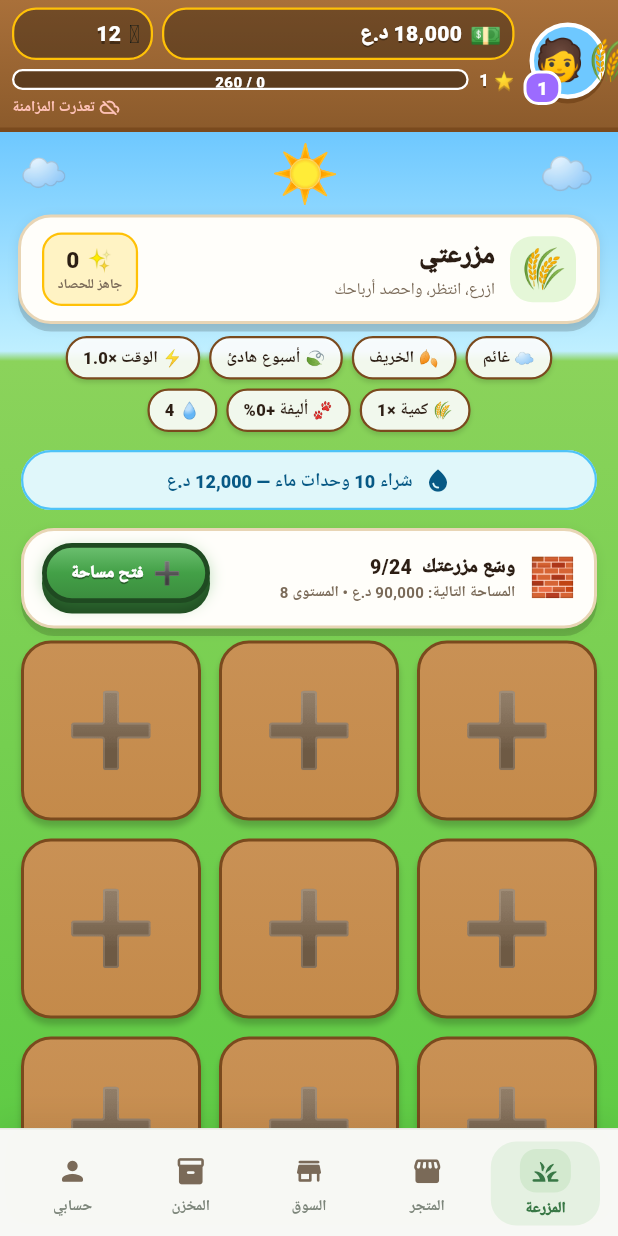
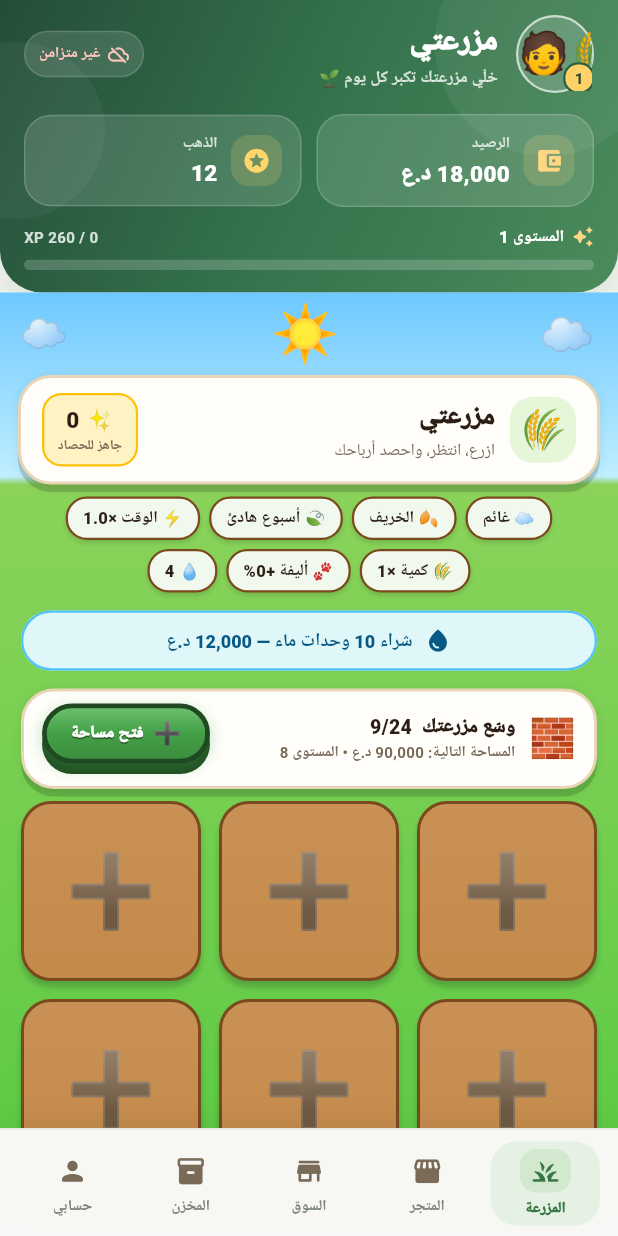
Before and after one commit to madara19091909/myapp2cpr, a Flutter app: the screen it shows once a user with an empty profile is signed in, on a phone screen of 412 x 824 dp. Run offline on Flutter 3.47's test engine with Material 3 defaults, Android fonts, the phone set to English and light mode, and no system bars; our stand-ins replace cloud_firestore, firebase_auth, firebase_core, shared_preferences; accounts and stored records are empty.

Commit message:
update lib/features/home/widgets/top_bar.dart

```diff
--- a/lib/features/home/widgets/top_bar.dart
+++ b/lib/features/home/widgets/top_bar.dart
@@ -1,13 +1,12 @@
+import 'dart:ui';
 import 'package:flutter/material.dart';
 import 'package:provider/provider.dart';
 
-import '../../../core/theme/app_theme.dart';
 import '../../../core/utils/formatters.dart';
 import '../../game/state/game_state.dart';
 
 class TopBar extends StatelessWidget {
   const TopBar({super.key, required this.onProfileTap});
-
   final VoidCallback onProfileTap;
 
   @override
@@ -16,189 +15,67 @@ class TopBar extends StatelessWidget {
     return Container(
       decoration: const BoxDecoration(
         gradient: LinearGradient(
-          begin: Alignment.topCenter,
-          end: Alignment.bottomCenter,
-          colors: [Color(0xFFA9703A), AppColors.wood],
+          begin: Alignment.topLeft,
+          end: Alignment.bottomRight,
+          colors: [Color(0xFF244D38), Color(0xFF34734C), Color(0xFF4C8B5C)],
         ),
-        border: Border(bottom: BorderSide(color: AppColors.soilDark, width: 3)),
-        boxShadow: [BoxShadow(color: Colors.black26, blurRadius: 6, offset: Offset(0, 3))],
+        borderRadius: BorderRadius.vertical(bottom: Radius.circular(28)),
+        boxShadow: [BoxShadow(color: Color(0x26304E39), blurRadius: 22, offset: Offset(0, 8))],
       ),
-      child: SafeArea(
+      child: ClipRRect(
+        borderRadius: const BorderRadius.vertical(bottom: Radius.circular(28)),
+        child: Stack(
+          children: [
+            Positioned(
+              top: -46, right: -28,
+              child: Container(
+                width: 150, height: 150,
+                decoration: BoxDecoration(shape: BoxShape.circle, color: Colors.white.withValues(alpha: .055)),
+              ),
+            ),
+            Positioned(
+              top: 28, left: -48,
+              child: Container(
+                width: 118, height: 118,
+                decoration: BoxDecoration(shape: BoxShape.circle, color: Colors.white.withValues(alpha: .045)),
+              ),
+            ),
+            SafeArea(
               bottom: false,
               child: Padding(
-          padding: const EdgeInsets.fromLTRB(8, 5, 8, 6),
-          child: Row(
-            children: [
-              _Avatar(level: game.level, onTap: onProfileTap),
-              const SizedBox(width: 7),
-              Expanded(
+                padding: const EdgeInsets.fromLTRB(16, 10, 16, 15),
                 child: Column(
                   mainAxisSize: MainAxisSize.min,
                   children: [
                     Row(
                       children: [
-                        Expanded(flex: 5, child: _StatChip(emoji: '💵', text: formatIqd(game.money))),
-                        const SizedBox(width: 6),
-                        Expanded(flex: 2, child: _StatChip(emoji: '🪙', text: formatNumber(game.gold))),
-                      ],
-                    ),
-                    const SizedBox(height: 5),
-                    _XpBar(level: game.level, xp: game.xp, needed: game.xpNeeded),
-                    if (game.uid != null) ...[
-                      const SizedBox(height: 3),
-                      Align(
-                        alignment: AlignmentDirectional.centerEnd,
-                        child: _CloudSyncStatus(
-                          saving: game.isCloudSaving,
-                          error: game.cloudSyncError,
-                          lastSync: game.lastCloudSync,
-                        ),
-                      ),
-                    ],
+                        _Avatar(level: game.level, onTap: onProfileTap),
+                        const SizedBox(width: 12),
+                        Expanded(
+                          child: Column(
+                            crossAxisAlignment: CrossAxisAlignment.start,
+                            children: [
+                              const Text('مزرعتي', style: TextStyle(color: Colors.white, fontSize: 21, fontWeight: FontWeight.w900, letterSpacing: -.3)),
+                              const SizedBox(height: 2),
+                              Text('خلّي مزرعتك تكبر كل يوم 🌱', style: TextStyle(color: Colors.white.withValues(alpha: .78), fontSize: 11, fontWeight: FontWeight.w600)),
                             ],
                           ),
                         ),
+                        _CloudSyncStatus(saving: game.isCloudSaving, error: game.cloudSyncError, lastSync: game.lastCloudSync),
                       ],
                     ),
-        ),
-      ),
-    );
-  }
-}
-
-class _CloudSyncStatus extends StatelessWidget {
-  const _CloudSyncStatus({required this.saving, required this.error, required this.lastSync});
-
-  final bool saving;
-  final String? error;
-  final DateTime? lastSync;
-
-  @override
-  Widget build(BuildContext context) {
-    final Color color;
-    final IconData icon;
-    final String label;
-    if (saving) {
-      color = AppColors.gold;
-      icon = Icons.cloud_sync_rounded;
-      label = 'جارٍ الحفظ';
-    } else if (error != null) {
-      color = const Color(0xFFFFC2B8);
-      icon = Icons.cloud_off_rounded;
-      label = 'تعذرت المزامنة';
-    } else if (lastSync != null) {
-      color = const Color(0xFFB9F6CA);
-      icon = Icons.cloud_done_rounded;
-      label = 'محفوظ بالسحابة';
-    } else {
-      color = Colors.white70;
-      icon = Icons.cloud_queue_rounded;
-      label = 'بانتظار الحفظ';
-    }
-    final syncTime = lastSync == null
-        ? ''
-        : '${lastSync!.hour.toString().padLeft(2, "0")}:${lastSync!.minute.toString().padLeft(2, "0")}';
-    return Tooltip(
-      message: error ?? (lastSync == null ? label : '$label • $syncTime'),
-      child: Row(
-        mainAxisSize: MainAxisSize.min,
+                    const SizedBox(height: 14),
+                    Row(
                       children: [
-          Icon(icon, size: 13, color: color),
-          const SizedBox(width: 3),
-          Text(label, style: TextStyle(color: color, fontSize: 10, fontWeight: FontWeight.w800)),
+                        Expanded(child: _BalanceCard(icon: Icons.account_balance_wallet_rounded, label: 'الرصيد', value: formatIqd(game.money), accent: const Color(0xFFFFD782))),
+                        const SizedBox(width: 10),
+                        Expanded(child: _BalanceCard(icon: Icons.stars_rounded, label: 'الذهب', value: formatNumber(game.gold), accent: const Color(0xFFFFD66B))),
                       ],
                     ),
-    );
-  }
-}
-
-class _Avatar extends StatelessWidget {
-  const _Avatar({required this.level, required this.onTap});
-
-  final int level;
-  final VoidCallback onTap;
-
-  @override
-  Widget build(BuildContext context) {
-    return Semantics(
-      button: true,
-      label: 'الملف الشخصي، المستوى $level',
-      child: GestureDetector(
-        onTap: onTap,
-        behavior: HitTestBehavior.opaque,
-        child: SizedBox(
-          width: 54,
-          height: 54,
-          child: Stack(
-            clipBehavior: Clip.none,
-            children: [
-              Container(
-                width: 51,
-                height: 51,
-                alignment: Alignment.center,
-                decoration: BoxDecoration(
-                  color: AppColors.sky,
-                  shape: BoxShape.circle,
-                  border: Border.all(color: Colors.white, width: 3),
-                  boxShadow: const [BoxShadow(color: AppColors.soilDark, offset: Offset(0, 3))],
-                ),
-                child: const Text('🧑‍🌾', style: TextStyle(fontSize: 27)),
-              ),
-              Positioned(
-                bottom: -1,
-                left: -1,
-                child: Container(
-                  padding: const EdgeInsets.symmetric(horizontal: 7, vertical: 1),
-                  decoration: BoxDecoration(
-                    color: AppColors.purple,
-                    borderRadius: BorderRadius.circular(10),
-                    border: Border.all(color: Colors.white, width: 2),
-                  ),
-                  child: Text(
-                    '$level',
-                    style: const TextStyle(color: Colors.white, fontWeight: FontWeight.w900, fontSize: 12),
-                  ),
-                ),
-              ),
+                    const SizedBox(height: 12),
+                    _XpBar(level: game.level, xp: game.xp, needed: game.xpNeeded),
                   ],
                 ),
-        ),
-      ),
-    );
-  }
-}
-
-class _StatChip extends StatelessWidget {
-  const _StatChip({required this.emoji, required this.text});
-
-  final String emoji;
-  final String text;
-
-  @override
-  Widget build(BuildContext context) {
-    return Container(
-      height: 35,
-      padding: const EdgeInsets.symmetric(horizontal: 7),
-      decoration: BoxDecoration(
-        color: Colors.black.withValues(alpha: .32),
-        borderRadius: BorderRadius.circular(16),
-        border: Border.all(color: AppColors.gold, width: 1.5),
-      ),
-      child: FittedBox(
-        fit: BoxFit.scaleDown,
-        alignment: AlignmentDirectional.centerStart,
-        child: Row(
-          mainAxisSize: MainAxisSize.min,
-          children: [
-            Text(emoji, style: const TextStyle(fontSize: 17)),
-            const SizedBox(width: 5),
-            Text(
-              text,
-              style: const TextStyle(
-                color: Colors.white,
-                fontWeight: FontWeight.w900,
-                fontSize: 14,
-                shadows: AppTheme.outline,
               ),
             ),
           ],
@@ -208,9 +85,94 @@ class _StatChip extends StatelessWidget {
   }
 }
 
+class _CloudSyncStatus extends StatelessWidget {
+  const _CloudSyncStatus({required this.saving, required this.error, required this.lastSync});
+  final bool saving;
+  final String? error;
+  final DateTime? lastSync;
+
+  @override
+  Widget build(BuildContext context) {
+    final color = saving ? const Color(0xFFFFD782) : error != null ? const Color(0xFFFFC5BD) : lastSync != null ? const Color(0xFFBDF3CE) : Colors.white70;
+    final icon = saving ? Icons.cloud_sync_rounded : error != null ? Icons.cloud_off_rounded : lastSync != null ? Icons.cloud_done_rounded : Icons.cloud_queue_rounded;
+    final label = saving ? 'يحفظ' : error != null ? 'غير متزامن' : lastSync != null ? 'محفوظ' : 'ينتظر';
+    return Tooltip(
+      message: error ?? label,
+      child: Container(
+        padding: const EdgeInsets.symmetric(horizontal: 9, vertical: 7),
+        decoration: BoxDecoration(color: Colors.white.withValues(alpha: .12), borderRadius: BorderRadius.circular(20), border: Border.all(color: Colors.white.withValues(alpha: .14))),
+        child: Row(mainAxisSize: MainAxisSize.min, children: [
+          Icon(icon, size: 14, color: color),
+          const SizedBox(width: 5),
+          Text(label, style: TextStyle(color: color, fontSize: 10, fontWeight: FontWeight.w800)),
+        ]),
+      ),
+    );
+  }
+}
+
+class _Avatar extends StatelessWidget {
+  const _Avatar({required this.level, required this.onTap});
+  final int level;
+  final VoidCallback onTap;
+
+  @override
+  Widget build(BuildContext context) => Semantics(
+    button: true, label: 'الملف الشخصي، المستوى $level',
+    child: GestureDetector(
+      onTap: onTap,
+      child: Container(
+        width: 52, height: 52,
+        decoration: BoxDecoration(
+          color: Colors.white.withValues(alpha: .16),
+          shape: BoxShape.circle,
+          border: Border.all(color: Colors.white.withValues(alpha: .65), width: 1.5),
+        ),
+        child: Stack(alignment: Alignment.center, children: [
+          const Text('🧑‍🌾', style: TextStyle(fontSize: 27)),
+          Positioned(
+            right: -2, bottom: -2,
+            child: Container(
+              padding: const EdgeInsets.symmetric(horizontal: 6, vertical: 2),
+              decoration: BoxDecoration(color: const Color(0xFFFFD166), borderRadius: BorderRadius.circular(10), border: Border.all(color: const Color(0xFF2D6040), width: 1.5)),
+              child: Text('$level', style: const TextStyle(color: Color(0xFF254C35), fontSize: 10, fontWeight: FontWeight.w900)),
+            ),
+          ),
+        ]),
+      ),
+    ),
+  );
+}
+
+class _BalanceCard extends StatelessWidget {
+  const _BalanceCard({required this.icon, required this.label, required this.value, required this.accent});
+  final IconData icon;
+  final String label;
+  final String value;
+  final Color accent;
+
+  @override
+  Widget build(BuildContext context) => Container(
+    padding: const EdgeInsets.symmetric(horizontal: 12, vertical: 11),
+    decoration: BoxDecoration(
+      color: Colors.white.withValues(alpha: .13),
+      borderRadius: BorderRadius.circular(18),
+      border: Border.all(color: Colors.white.withValues(alpha: .17)),
+    ),
+    child: Row(children: [
+      Container(width: 34, height: 34, decoration: BoxDecoration(color: accent.withValues(alpha: .18), borderRadius: BorderRadius.circular(12)), child: Icon(icon, color: accent, size: 19)),
+      const SizedBox(width: 9),
+      Expanded(child: Column(crossAxisAlignment: CrossAxisAlignment.start, children: [
+        Text(label, style: TextStyle(color: Colors.white.withValues(alpha: .75), fontSize: 10, fontWeight: FontWeight.w700)),
+        const SizedBox(height: 2),
+        FittedBox(fit: BoxFit.scaleDown, alignment: AlignmentDirectional.centerStart, child: Text(value, style: const TextStyle(color: Colors.white, fontSize: 15, fontWeight: FontWeight.w900))),
+      ])),
+    ]),
+  );
+}
+
 class _XpBar extends StatelessWidget {
   const _XpBar({required this.level, required this.xp, required this.needed});
-
   final int level;
   final int xp;
   final int needed;
@@ -219,50 +181,23 @@ class _XpBar extends StatelessWidget {
   Widget build(BuildContext context) {
     final safeNeeded = needed <= 0 ? 1 : needed;
     final progress = (xp / safeNeeded).clamp(0.0, 1.0).toDouble();
-    return Semantics(
-      label: 'مستوى $level، الخبرة $xp من $safeNeeded',
-      child: Row(
-        children: [
-          Text(
-            '⭐ $level',
-            style: const TextStyle(color: Colors.white, fontWeight: FontWeight.w900, fontSize: 11, shadows: AppTheme.outline),
-          ),
-          const SizedBox(width: 7),
-          Expanded(
+    return Column(children: [
+      Row(children: [
+        const Icon(Icons.auto_awesome_rounded, color: Color(0xFFFFD782), size: 15),
+        const SizedBox(width: 5),
+        Text('المستوى $level', style: const TextStyle(color: Colors.white, fontSize: 11, fontWeight: FontWeight.w800)),
+        const Spacer(),
+        Text('$xp / $safeNeeded XP', style: TextStyle(color: Colors.white.withValues(alpha: .8), fontSize: 10, fontWeight: FontWeight.w700)),
+      ]),
+      const SizedBox(height: 7),
+      ClipRRect(
+        borderRadius: BorderRadius.circular(10),
         child: Container(
-              height: 14,
-              decoration: BoxDecoration(
-                color: Colors.black38,
-                borderRadius: BorderRadius.circular(10),
-                border: Border.all(color: Colors.white, width: 1.5),
-              ),
-              child: ClipRRect(
-                borderRadius: BorderRadius.circular(8),
-                child: Stack(
-                  fit: StackFit.expand,
-                  children: [
-                    FractionallySizedBox(
+          height: 7, color: Colors.white.withValues(alpha: .19),
           alignment: AlignmentDirectional.centerStart,
-                      widthFactor: progress,
-                      child: const DecoratedBox(
-                        decoration: BoxDecoration(
-                          gradient: LinearGradient(colors: [AppColors.grass, Color(0xFFB8F55B)]),
+          child: FractionallySizedBox(widthFactor: progress, child: const DecoratedBox(decoration: BoxDecoration(gradient: LinearGradient(colors: [Color(0xFFFFD166), Color(0xFFFFF0A8)])))),
         ),
       ),
-                    ),
-                    Center(
-                      child: Text(
-                        '$xp / $safeNeeded',
-                        style: const TextStyle(color: Colors.white, fontSize: 10, fontWeight: FontWeight.w900, shadows: AppTheme.outline),
-                      ),
-                    ),
-                  ],
-                ),
-              ),
-            ),
-          ),
-        ],
-      ),
-    );
+    ]);
   }
 }
```
Lines whose indentation alone changed are shown as unchanged.
